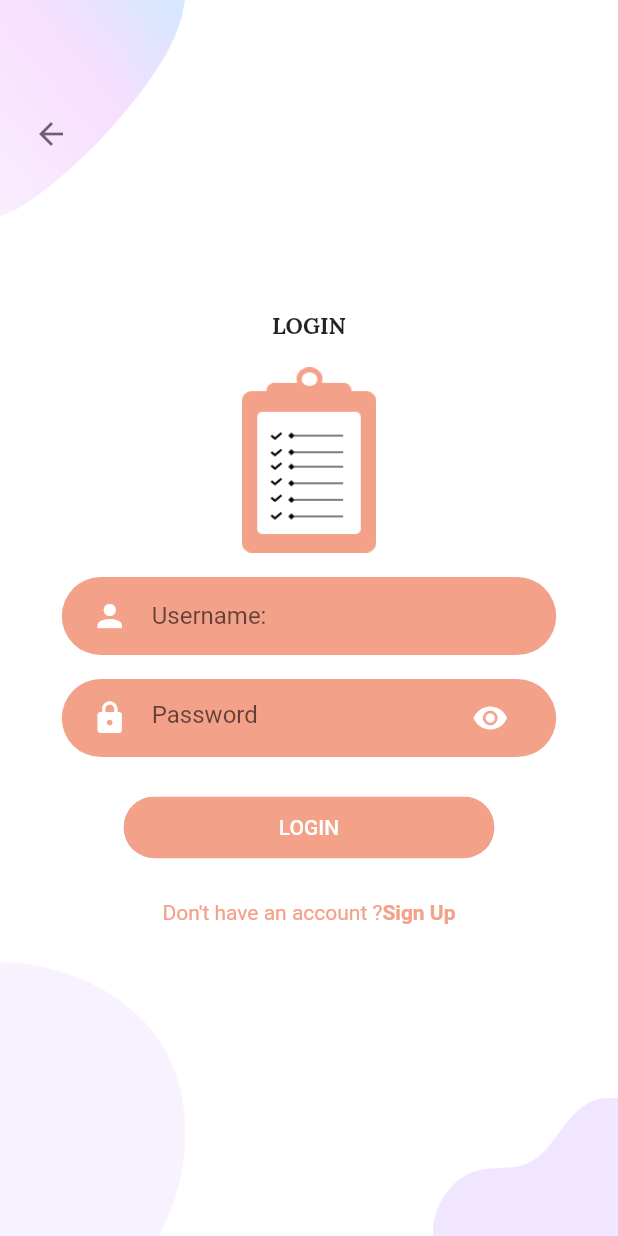
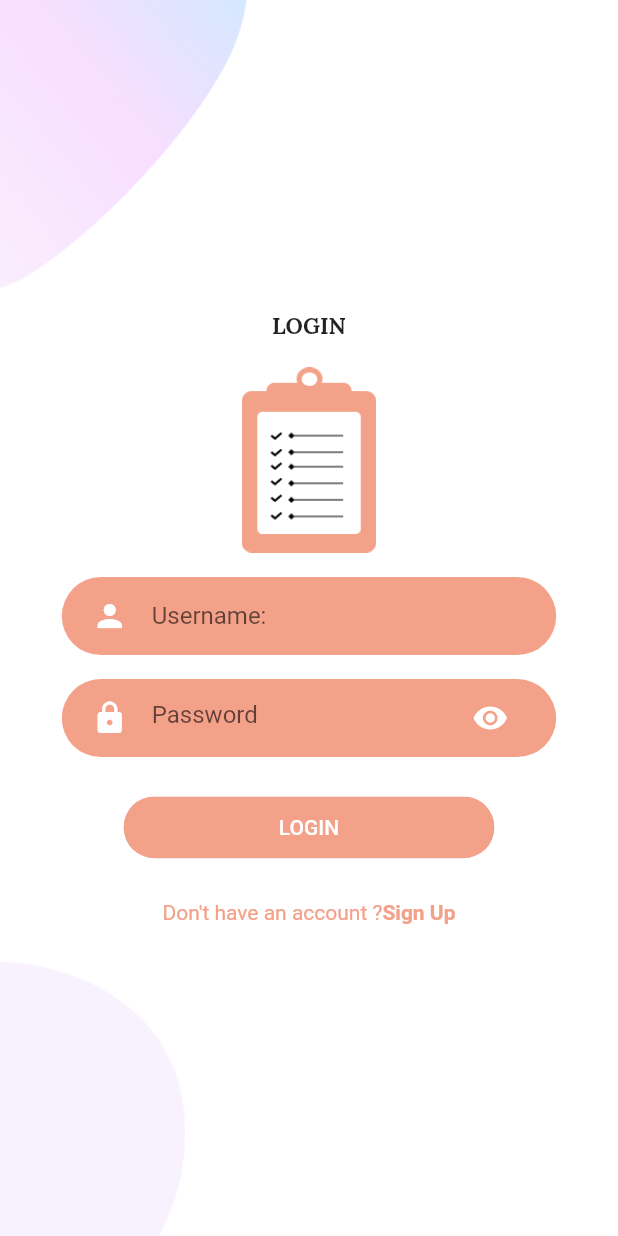
Before and after one commit to jake0011/Doingly, a Flutter app: the screen it shows after launch, after a tap on "LOGIN", on a phone screen of 412 x 824 dp. Run offline on Flutter 3.47's test engine with Material 2 defaults, Android fonts, the phone set to English and light mode, and no system bars; our stand-ins replace dio, flutter_svg, google_fonts; network calls fail.

Commit message:
figured out that rubbish mistake

```diff
--- a/todo_app/lib/Screens/Login/components/loginbody.dart
+++ b/todo_app/lib/Screens/Login/components/loginbody.dart
@@ -1,3 +1,5 @@
+// ignore_for_file: unnecessary_string_escapes
+
 import 'package:dio/dio.dart';
 import 'package:flutter/material.dart';
 import 'package:google_fonts/google_fonts.dart';
@@ -6,9 +8,8 @@ import '../../../component/already_have_an_account.dart';
 import '../../../component/rounded_button.dart';
 import '../../../component/rounded_input_field.dart';
 import '../../../component/rounded_password_field.dart';
+import '../../SignUp/signup_screen.dart';
 import '../../Welcome/components/background.dart';
-
-
 
 class LoginBody extends StatelessWidget {
   const LoginBody({
--- a/todo_app/lib/Screens/Welcome/components/background.dart
+++ b/todo_app/lib/Screens/Welcome/components/background.dart
@@ -5,52 +5,34 @@ import '../../Login/login_screen.dart';
 
 class Background extends StatelessWidget {
   final Widget child;
-
-
-  const Background({
-    Key? key, required this.child,
-  }) : super(key: key);
-
-
+  // ignore: use_key_in_widget_constructors
+  const Background({required this.child});
 
   @override
   Widget build(BuildContext context) {
     Size size = MediaQuery.of(context).size;
-    return Container(
+    return SizedBox(
       width: double.infinity,
-      height:size.height,
-      child: Stack(
-        alignment: Alignment.center,
-        children:  <Widget> [
-         backbutton(
-          onPressed:(){
-          }, text: '',
-         ),
+      height: size.height,
+      child: Stack(alignment: Alignment.center, children: <Widget>[
         Positioned(
           top: 0,
-            left:0,
-            child: Image.asset("assets/images/main_top.png",
-              width: size.width*0.3,
+          left: 0,
+          child: Image.asset(
+            "assets/images/main_top.png",
+            width: size.width * 0.4,
           ),
         ),
         Positioned(
-            bottom:0,
-            left:0,
-            child: Image.asset("assets/images/main_bottom.png",
-              width: size.width*0.3,
-              ),
-          ),
-           Positioned(
-            bottom:0,
-            right:0,
-            child: Image.asset("assets/images/login_bottom.png",
-              width: size.width*0.3,
+          bottom: 0,
+          left: 0,
+          child: Image.asset(
+            "assets/images/main_bottom.png",
+            width: size.width * 0.3,
           ),
         ),
         child,
-
-        ]
-      ),
+      ]),
     );
   }
 }
--- a/todo_app/lib/Screens/Welcome/components/body.dart
+++ b/todo_app/lib/Screens/Welcome/components/body.dart
@@ -40,7 +40,7 @@ class Body extends StatelessWidget {
               RoundedButton(
                 text: "LOGIN",
                 onPressed: () { Navigator.pushReplacement(
-context,MaterialPageRoute(builder: (context) => LoginScreen()),);;},
+context,MaterialPageRoute(builder: (context) => const LoginScreen()),);;},
                 ),
            SizedBox(height: size.height*0.01,),
               RoundedButton(
--- a/todo_app/lib/component/input_field_container.dart
+++ b/todo_app/lib/component/input_field_container.dart
@@ -15,7 +15,7 @@ class TextfieldContainer extends StatelessWidget {
       padding: const EdgeInsets.symmetric(horizontal: 20, vertical: 2),
       width: size.width*0.8,
       decoration: BoxDecoration(
-        color: Color(0xffF4A18A),
+        color: const Color(0xffF4A18A),
         borderRadius: BorderRadius.circular(30)
       ),
       child: child,
--- a/todo_app/lib/component/rounded_button.dart
+++ b/todo_app/lib/component/rounded_button.dart
@@ -28,7 +28,7 @@ class RoundedButton extends StatelessWidget {
         child: ElevatedButton(
               style: ElevatedButton.styleFrom(
 
-            primary: Color(0xffF4A18A),
+            primary: const Color(0xffF4A18A),
 
             onPrimary: Colors.white,
 
```
Lines whose indentation alone changed are shown as unchanged.
